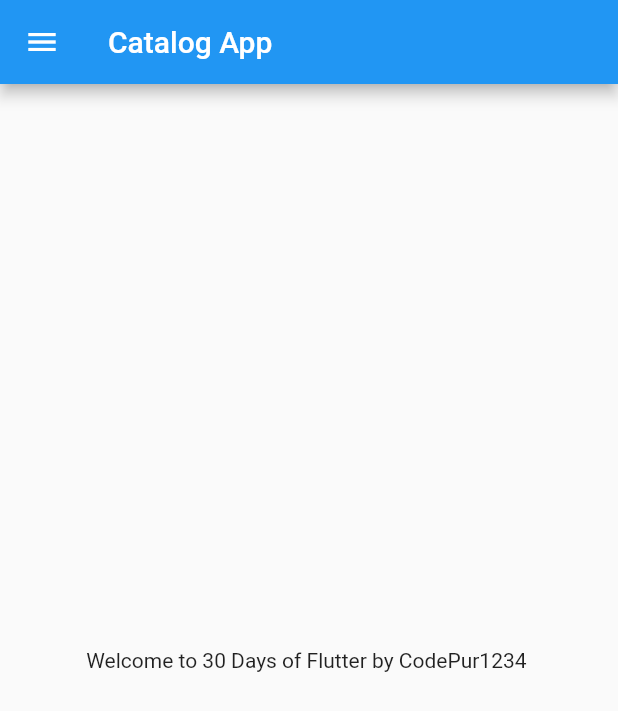
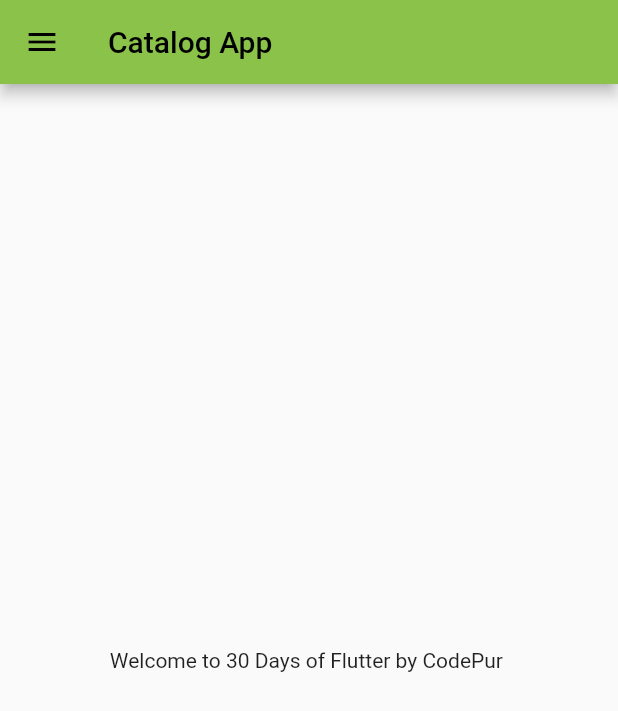
Before and after one commit to AyuOrniThrONE/30Days_of_Flutter, a Flutter app: the screen it shows after launch, on a phone screen of 412 x 824 dp. Shown: the top 711 px of the screen. Run offline on Flutter 3.47's test engine with Material 2 defaults, Android fonts, the phone set to English and light mode, and no system bars.

Commit message:
Day 3 Completed

```diff
--- a/lib/main.dart
+++ b/lib/main.dart
@@ -1,5 +1,6 @@
 import 'package:flutter/material.dart';
-import 'package:flutter_catalog/home_Page.dart';
+import 'package:flutter_catalog/pages/home_Page.dart';
+import 'package:flutter_catalog/pages/loginPAge.dart';
 
 void main() {
   runApp(MyApp());
@@ -10,6 +11,18 @@ class MyApp extends StatelessWidget {
 
   @override
   Widget build(BuildContext context) {
-    return MaterialApp(home: HomePage());
+    return MaterialApp(
+      themeMode: ThemeMode.light,
+      theme: ThemeData(primarySwatch: Colors.lightGreen),
+      darkTheme: ThemeData(
+        brightness: Brightness.dark,
+      ),
+      initialRoute: "/home",
+      routes: {
+        "/": (context) => loginPage(),
+        "/home": (context) => HomePage(),
+        "/login": (context) => loginPage(),
+      },
+    );
   }
 }
--- a/lib/home_Page.dart
+++ b/lib/pages/home_Page.dart
@@ -6,7 +6,7 @@ class HomePage extends StatelessWidget {
   @override
   Widget build(BuildContext context) {
     int days = 30;
-    String name = "CodePur1234";
+    String name = "CodePur";
     return Scaffold(
       appBar: AppBar(
         title: Text("Catalog App"),
```
Also changed, not shown: lib/pages/loginPAge.dart (added, +19 -0 lines).
